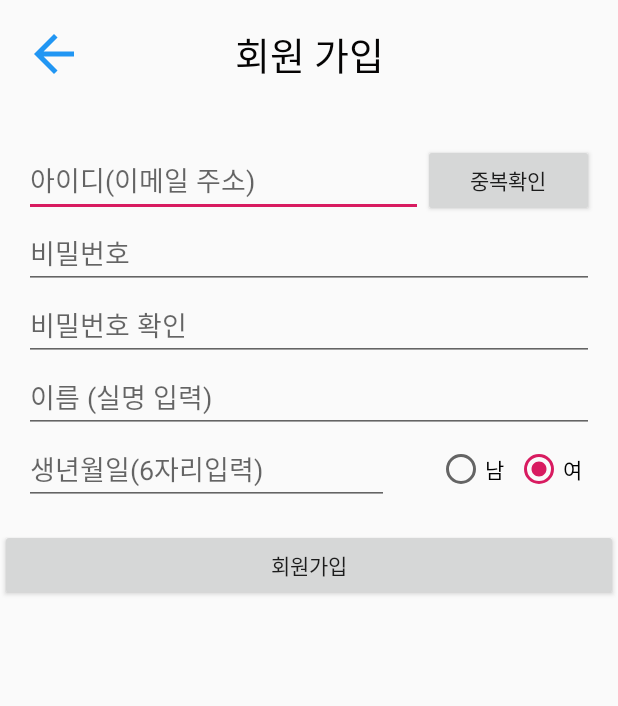
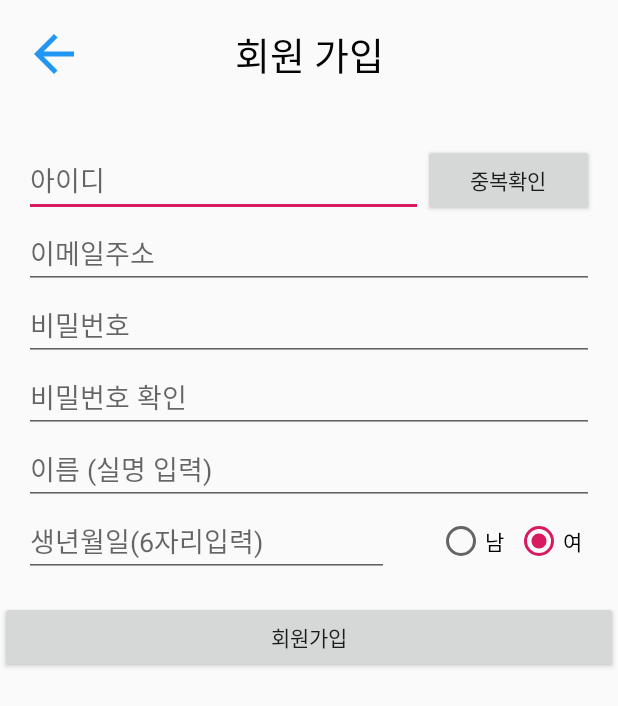
Before and after one commit to YoonSuHyeon/SMRP, an Android app: the SignUpActivity screen opened directly, with no data from a screen before it, on a phone screen of 412 x 824 dp. Shown: the top 706 px of the screen. Run offline under Robolectric (Android 15) with nearby library versions, the phone set to English and light mode, and no system bars.

Commit message:
SignUpActivity id

```diff
--- a/app/src/main/java/com/example/smrp/SignUpActivity.java
+++ b/app/src/main/java/com/example/smrp/SignUpActivity.java
@@ -10,13 +10,24 @@ import android.view.View;
 import android.widget.Button;
 import android.widget.EditText;
 import android.widget.ImageView;
+import android.widget.RadioButton;
 
 public class SignUpActivity extends AppCompatActivity {
     /* 이름, 아이디, 이메일, 비밀번호, 비밀번호 확인 객치(여기서 sua는 SignUpActivity의 앞글자를 딴 것이다.) */
 
     Context context;
     ImageView iv_back; //뒤로가기 이미지
-    Button Btn_sua_singup; // 회원가입 버튼 객체
+    EditText Txt_sua_id; // 회원가입 페이지의 아이디 입력 칸
+    EditText Txt_sua_email;  // 회원가입 페이지의 이메일 입력
+    EditText Txt_sua_password;  // 회원가입 페이지의 패스워드 입력
+    EditText Txt_sua_passwordCheck;// 회원가입 페이지의 패스워드 체크
+    EditText Txt_sua_name; // 회원가입 페이지의 이름 입력 칸
+    EditText Txt_birth; // 회원가입 페이지의 생년월일 입력 칸
+    Button Btn_duplicate; // 회원가입 페이지의 아이디 중복 확인 버튼
+    Button Btn_sua_signUp; // 회원가입 페이지의 회원가입 버튼
+    RadioButton Rdb_man; // 회원가입 페이지의 남자 성별 체크 버튼
+    RadioButton Rdb_woman; // 회원가입 페이지의 여자 성별 체크 버튼
+
     @SuppressLint("WrongViewCast")
     @Override
     protected void onCreate(Bundle savedInstanceState) {
@@ -26,9 +37,21 @@ public class SignUpActivity extends AppCompatActivity {
 
 
         context=this;
-        Btn_sua_singup = findViewById(R.id.Btn_sua_signup);
+        Txt_sua_id = findViewById(R.id.Txt_sua_id);
+        Txt_sua_email = findViewById(R.id.Txt_sua_email);
+        Txt_sua_password = findViewById(R.id.Txt_sua_password);
+        Txt_sua_passwordCheck = findViewById(R.id.Txt_sua_passwordCheck);
+        Txt_sua_name  = findViewById(R.id.Txt_sua_name);
+        Txt_birth = findViewById(R.id.Txt_birth);
+        Btn_duplicate = findViewById(R.id.Btn_duplicate);
+        Rdb_man = findViewById(R.id.Rdb_man);
+        Rdb_woman = findViewById(R.id.Rdn_woman);
+        Btn_sua_signUp = findViewById(R.id.Btn_sua_signUp);
+        iv_back=findViewById(R.id.iv_back);
 
-        Btn_sua_singup.setOnClickListener(new View.OnClickListener() {
+
+
+        Btn_sua_signUp.setOnClickListener(new View.OnClickListener() {
             @Override
             public void onClick(View v) {
                 Intent intent = new Intent(context,LoginActivity.class);
@@ -38,7 +61,7 @@ public class SignUpActivity extends AppCompatActivity {
             }
         });
 
-        iv_back=findViewById(R.id.iv_back);
+
         iv_back.setOnClickListener(new View.OnClickListener() {
             @Override
             public void onClick(View v) {
--- a/app/src/main/res/layout/activity_sign_up.xml
+++ b/app/src/main/res/layout/activity_sign_up.xml
@@ -39,31 +39,41 @@
 
     <LinearLayout
         android:layout_marginTop="40dp"
-        android:id="@+id/Txt_sua_name"
         android:layout_width="match_parent"
         android:layout_height="wrap_content"
         android:layout_marginLeft="16dp"
         android:layout_marginRight="16dp">
 
         <EditText
+            android:id="@+id/Txt_sua_id"
             android:layout_height="match_parent"
             android:layout_width="0dp"
             android:layout_weight="0.7"
-            android:hint="아이디(이메일 주소)"
+            android:hint="아이디"
             android:inputType="text"
             />
         <Button
+            android:id="@+id/Btn_duplicate"
             android:layout_height="match_parent"
             android:layout_width="0dp"
             android:layout_weight="0.3"
             android:text="중복확인"/>
 
 
-    </LinearLayout>
 
 
+    </LinearLayout>
     <EditText
-        android:id="@+id/Txt_sua_id"
+        android:id="@+id/Txt_sua_email"
+        android:layout_width="match_parent"
+        android:layout_height="wrap_content"
+        android:layout_marginLeft="16dp"
+        android:layout_marginRight="16dp"
+        android:hint="이메일주소"
+        android:inputType="text" />
+
+    <EditText
+        android:id="@+id/Txt_sua_password"
         android:layout_width="match_parent"
         android:layout_height="wrap_content"
         android:layout_marginLeft="16dp"
@@ -72,7 +82,7 @@
         android:inputType="text" />
 
     <EditText
-        android:id="@+id/Txt_sua_email"
+        android:id="@+id/Txt_sua_passwordCheck"
         android:layout_width="match_parent"
         android:layout_height="wrap_content"
         android:layout_marginLeft="16dp"
@@ -81,7 +91,7 @@
         android:inputType="textEmailAddress"
         />
     <EditText
-        android:id="@+id/Txt_sua_password1"
+        android:id="@+id/Txt_sua_name"
         android:layout_width="match_parent"
         android:layout_height="wrap_content"
         android:layout_marginLeft="16dp"
@@ -94,6 +104,7 @@
         android:layout_width="match_parent"
         android:layout_height="wrap_content">
         <EditText
+            android:id="@+id/Txt_birth"
             android:layout_width="0dp"
             android:layout_height="match_parent"
             android:layout_marginRight="16dp"
@@ -114,7 +125,7 @@
 
 
         <RadioButton
-            android:id="@+id/rg_1_btn_1"
+            android:id="@+id/Rdb_man"
             android:layout_width="0dp"
             android:layout_height="match_parent"
             android:layout_weight="0.5"
@@ -124,7 +135,7 @@
             />
 
         <RadioButton
-            android:id="@+id/rg_1_btn_2"
+            android:id="@+id/Rdn_woman"
             android:layout_width="0dp"
             android:layout_height="match_parent"
             android:layout_weight="0.5"
@@ -136,7 +147,7 @@
     </LinearLayout>
 
     <Button
-        android:id="@+id/Btn_sua_signup"
+        android:id="@+id/Btn_sua_signUp"
         android:layout_marginTop="16dp"
         android:layout_width="match_parent"
         android:layout_height="wrap_content"
```
